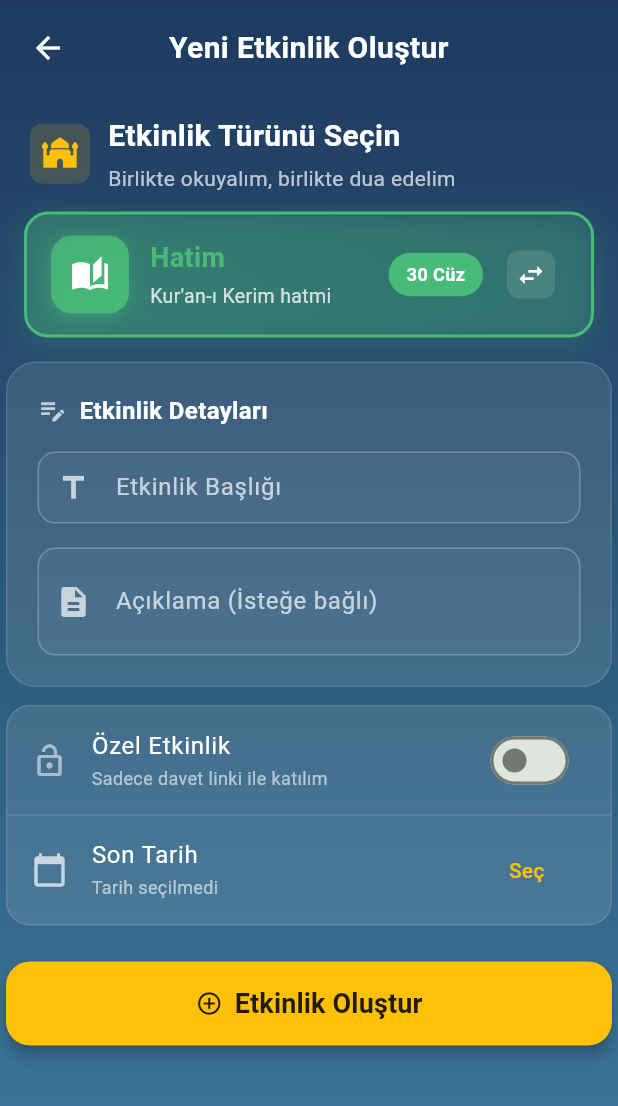
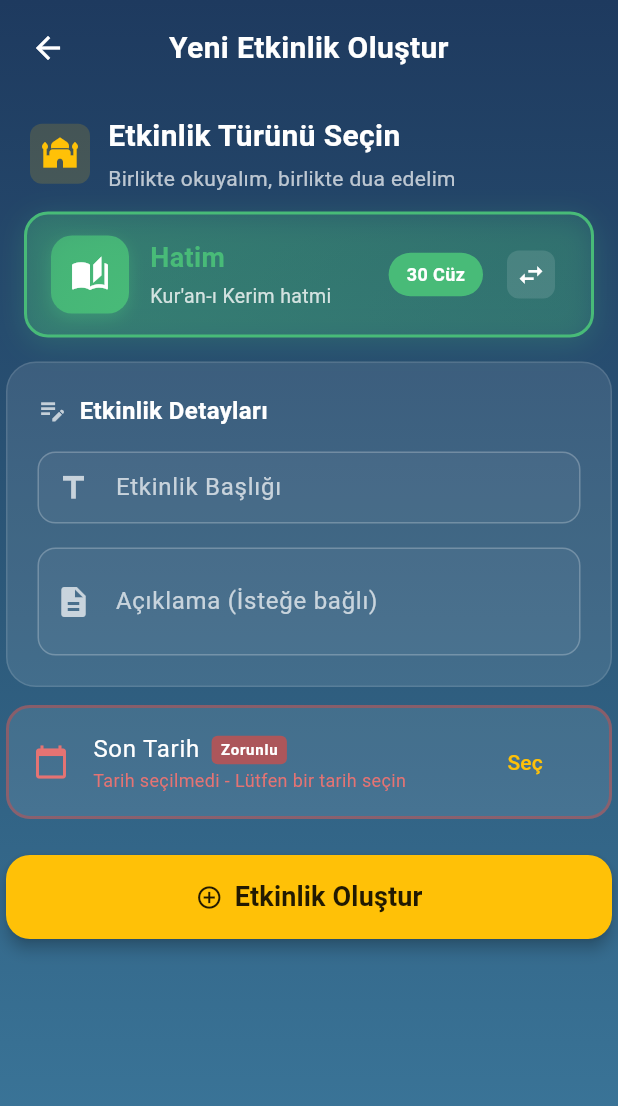
Before and after one commit to mr-dokur-QA/hayirhah, a Flutter app: the CreateGroupScreen screen opened directly, after a tap on "Hatim", on a phone screen of 412 x 824 dp. Shown: the top 1106 px of the screen. Run offline on Flutter 3.47's test engine with Material 3 defaults, Android fonts, the phone set to English and light mode, and no system bars; our stand-ins replace connectivity_plus, dio, flutter_compass, geocoding, geolocator, google_sign_in and 4 more; accounts and stored records are empty.

Commit message:
small updates

```diff
--- a/lib/screens/group/create_group_screen.dart
+++ b/lib/screens/group/create_group_screen.dart
@@ -18,7 +18,6 @@ class _CreateGroupScreenState extends State<CreateGroupScreen> {
   final _apiService = ApiService();
 
   String? _selectedTemplate;
-  bool _isPrivate = false;
   bool _isLoading = false;
   DateTime? _deadline;
 
@@ -101,6 +100,17 @@ class _CreateGroupScreenState extends State<CreateGroupScreen> {
       return;
     }
 
+    // Son tarih zorunlu kontrolü
+    if (_deadline == null) {
+      ScaffoldMessenger.of(context).showSnackBar(
+        const SnackBar(
+          content: Text('Son tarihi girmeden etkinlik oluşturamazsınız'),
+          backgroundColor: Colors.red,
+        ),
+      );
+      return;
+    }
+
     if (!_formKey.currentState!.validate()) return;
 
     // Check if user is logged in
@@ -155,9 +165,9 @@ class _CreateGroupScreenState extends State<CreateGroupScreen> {
             description: description,
             type: _selectedTemplate!,
             targetCount: targetCount,
-            isPrivate: _isPrivate,
+            isPrivate: true, // Tüm etkinlikler özel
             // Backend expects YYYY-MM-DD
-            deadline: _deadline != null ? _deadline!.toIso8601String().split('T')[0] : null,
+            deadline: _deadline!.toIso8601String().split('T')[0],
           );
           print('API result: $result');
 
@@ -223,8 +233,8 @@ class _CreateGroupScreenState extends State<CreateGroupScreen> {
           description: description,
           type: _selectedTemplate!,
           targetCount: targetCount,
-          isPrivate: _isPrivate,
-          deadline: _deadline,
+          isPrivate: true, // Tüm etkinlikler özel
+          deadline: _deadline!,
         );
 
         Navigator.pop(context, true);
@@ -477,45 +487,51 @@ class _CreateGroupScreenState extends State<CreateGroupScreen> {
                           ),
                           const SizedBox(height: 12),
 
-                          // Settings section - Compact
+                          // Settings section - Son Tarih (Zorunlu)
                           Container(
                             margin: const EdgeInsets.symmetric(horizontal: 4),
                             decoration: BoxDecoration(
                               color: Colors.white.withAlpha(25),
                               borderRadius: BorderRadius.circular(16),
                               border: Border.all(
-                                color: Colors.white.withAlpha(30),
+                                color: _deadline == null ? Colors.red.withAlpha(100) : Colors.white.withAlpha(30),
+                                width: _deadline == null ? 2 : 1,
                               ),
                             ),
                             child: Column(
                               children: [
-                                // Privacy setting
-                                SwitchListTile(
-                                  title: const Text('Özel Etkinlik', style: TextStyle(color: Colors.white)),
-                                  subtitle: const Text('Sadece davet linki ile katılım', style: TextStyle(color: Colors.white60, fontSize: 12)),
-                                  value: _isPrivate,
-                                  activeColor: Colors.amber,
-                                  onChanged: (value) {
-                                    setState(() {
-                                      _isPrivate = value;
-                                    });
-                                  },
-                                  secondary: Icon(
-                                    _isPrivate ? Icons.lock : Icons.lock_open,
-                                    color: _isPrivate ? Colors.amber : Colors.white54,
+                                // Deadline setting (zorunlu)
+                                ListTile(
+                                  title: Row(
+                                    children: [
+                                      const Text('Son Tarih', style: TextStyle(color: Colors.white)),
+                                      const SizedBox(width: 8),
+                                      Container(
+                                        padding: const EdgeInsets.symmetric(horizontal: 6, vertical: 2),
+                                        decoration: BoxDecoration(
+                                          color: Colors.red.withAlpha(150),
+                                          borderRadius: BorderRadius.circular(4),
+                                        ),
+                                        child: const Text(
+                                          'Zorunlu',
+                                          style: TextStyle(color: Colors.white, fontSize: 10, fontWeight: FontWeight.bold),
+                                        ),
+                                      ),
+                                    ],
                                   ),
-                                ),
-                                Divider(height: 1, color: Colors.white.withAlpha(30)),
-                                // Deadline setting
-                                ListTile(
-                                  title: const Text('Son Tarih', style: TextStyle(color: Colors.white)),
                                   subtitle: Text(
                                     _deadline != null
                                         ? StorageService.formatDateTurkish(_deadline!)
-                                        : 'Tarih seçilmedi',
-                                    style: const TextStyle(color: Colors.white60, fontSize: 12),
+                                        : 'Tarih seçilmedi - Lütfen bir tarih seçin',
+                                    style: TextStyle(
+                                      color: _deadline != null ? Colors.white60 : Colors.red.shade300,
+                                      fontSize: 12,
+                                    ),
                                   ),
-                                  leading: const Icon(Icons.calendar_today, color: Colors.white70),
+                                  leading: Icon(
+                                    Icons.calendar_today,
+                                    color: _deadline == null ? Colors.red.shade300 : Colors.white70,
+                                  ),
                                   trailing: Row(
                                     mainAxisSize: MainAxisSize.min,
                                     children: [
```
Also changed, not shown: lib/models/prayer_tracking.dart (+0 -12 lines), lib/screens/group/group_detail_screen.dart (+0 -34 lines), 6 other files.
